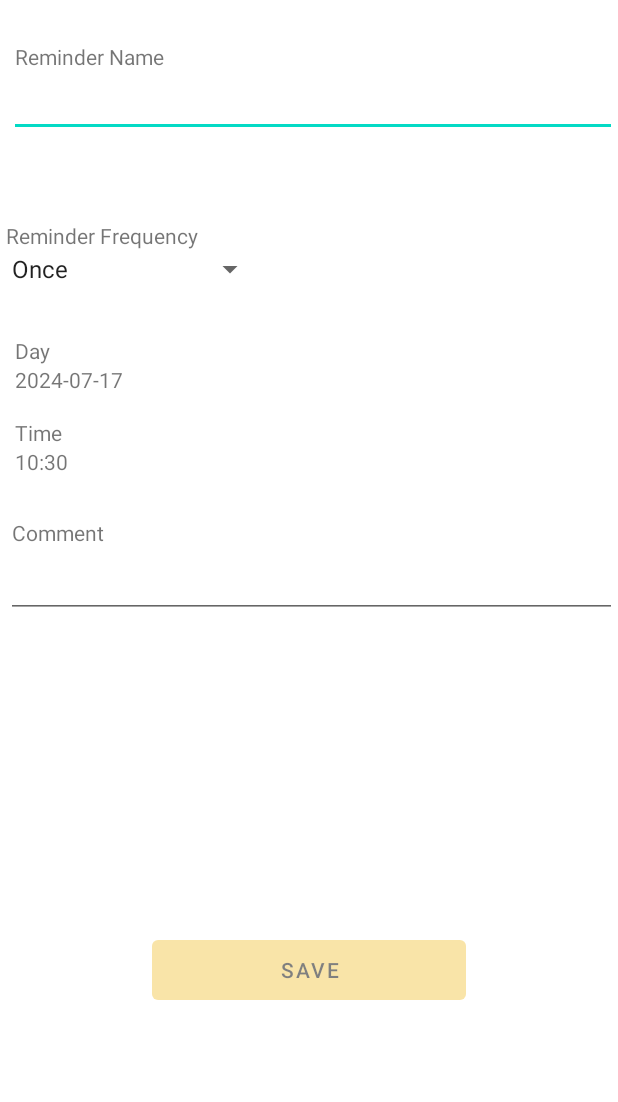
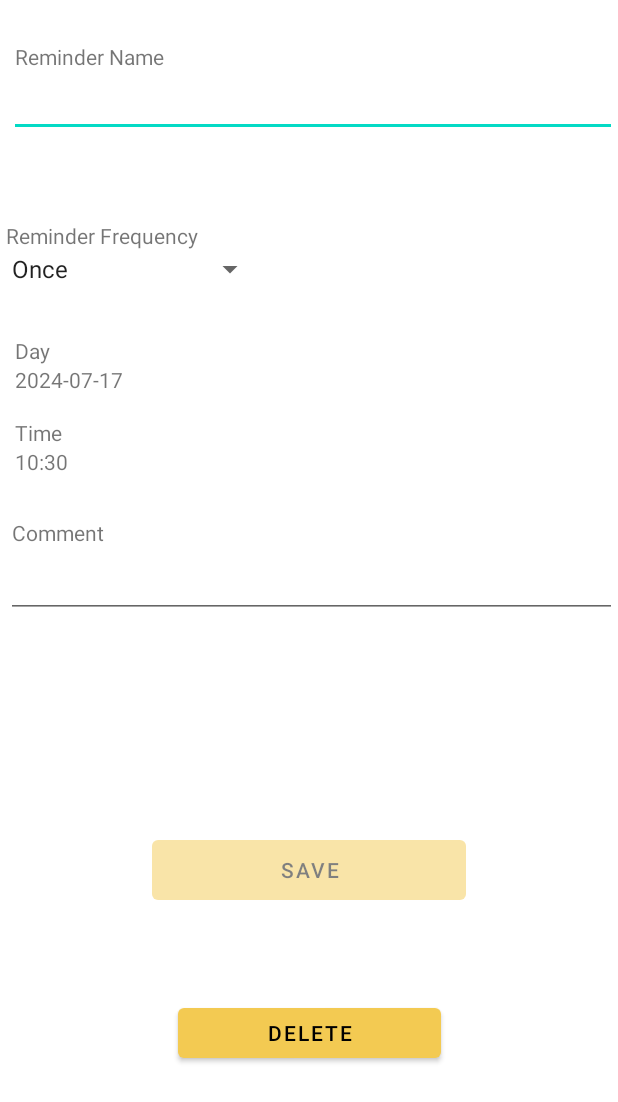
Before and after one commit to PhamTuanDuongs/money_manager, an Android app: the fragment UpdateReminderFragment shown on its own in the app's theme, on a phone screen of 412 x 824 dp. Shown: the top 1102 px of the screen. Run offline under Robolectric (Android 15) with nearby library versions, the phone set to English and light mode, and no system bars; our stand-ins replace Firebase (no records; nobody signed in at launch, a user with empty details on screens opened directly); 3 statements that could not run were skipped.

Commit message:
finish delete reminder

```diff
--- a/app/src/main/java/com/example/money_manager/contract/ListCategoryContract.java
+++ b/app/src/main/java/com/example/money_manager/contract/ListCategoryContract.java
@@ -9,6 +9,7 @@ public class ListCategoryContract {
     public interface View {
         void showExpenseCategories(List<Category> expenseCategories);
         void showIncomeCategories(List<Category> incomeCategories);
+        void navigateToUpdateCategory(Category category);
     }
 
     public interface Presenter {
@@ -19,6 +20,7 @@ public class ListCategoryContract {
         void loadExpenseCategories();
 
         void loadIncomeCategories();
+        void onCategoryClicked(Category category);
     }
 
     public interface Model {
--- a/app/src/main/res/layout/fragment_update_reminder.xml
+++ b/app/src/main/res/layout/fragment_update_reminder.xml
@@ -118,7 +118,21 @@
             app:layout_constraintEnd_toEndOf="parent"
             app:layout_constraintStart_toStartOf="parent"
             app:layout_constraintTop_toBottomOf="@+id/edt_comment_update"
-            app:layout_constraintVertical_bias="0.372" />
+            app:layout_constraintVertical_bias="0.095" />
+
+        <Button
+            android:id="@+id/btn_delete_reminder"
+            style="@style/Button_Background"
+            android:layout_width="175dp"
+            android:layout_height="45dp"
+            android:layout_marginTop="119dp"
+            android:text="Delete"
+            android:textColor="@color/black"
+            app:layout_constraintBottom_toBottomOf="parent"
+            app:layout_constraintEnd_toEndOf="parent"
+            app:layout_constraintStart_toStartOf="parent"
+            app:layout_constraintTop_toBottomOf="@+id/edt_comment_update"
+            app:layout_constraintVertical_bias="0.544" />
 
         <TextView
             android:id="@+id/txt_required_update"
```
Also changed, not shown: app/src/main/java/com/example/money_manager/contract/UpdateReminderContract.java (+11 -0 lines), app/src/main/java/com/example/money_manager/contract/model/ListCategoryModel.java (+9 -1 lines), app/src/main/java/com/example/money_manager/contract/model/UpdateReminderModel.java (+8 -0 lines), app/src/main/java/com/example/money_manager/contract/presenter/ListCategoryPresenter.java (+9 -2 lines), app/src/main/java/com/example/money_manager/contract/presenter/UpdateReminderPresenter.java (+19 -0 lines), app/src/main/java/com/example/money_manager/ui/CategoryAdapter.java (+21 -7 lines), app/src/main/java/com/example/money_manager/ui/ExpenseCategoryFragment.java (+13 -0 lines), app/src/main/java/com/example/money_manager/ui/IncomeCategoryFragment.java (+13 -0 lines), app/src/main/java/com/example/money_manager/ui/UpdateReminderFragment.java (+37 -1 lines), app/src/main/res/layout/item_category.xml (+7 -0 lines).
